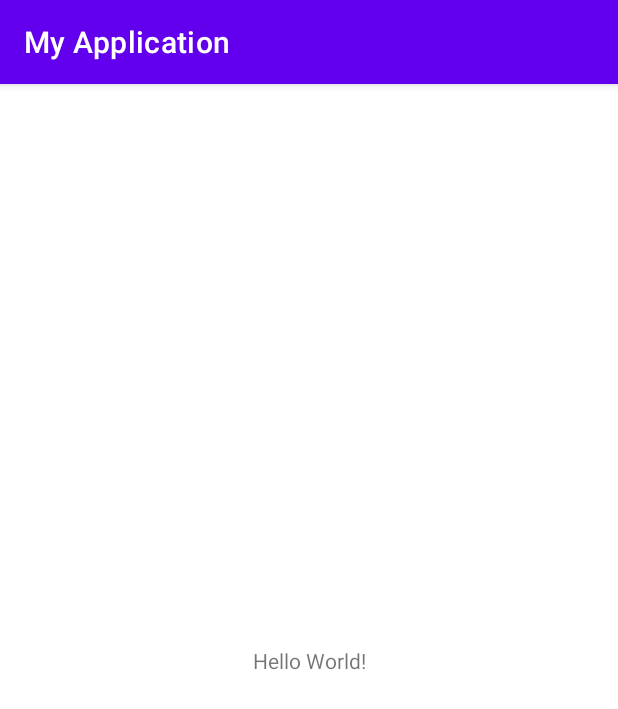
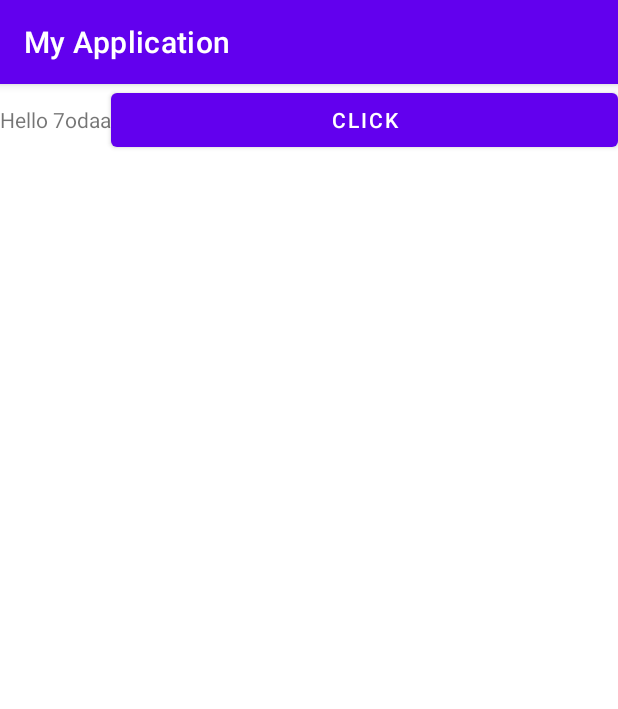
Before and after one commit to MOHAMEDMEDOHEMEDA/flash-list-app-, an Android app: the screen it shows after launch (MainActivity), on a phone screen of 412 x 824 dp. Shown: the top 709 px of the screen. Run offline under Robolectric (Android 15) with nearby library versions, the phone set to English and light mode, and no system bars.

Commit message:
new text + button

```diff
--- a/app/src/main/res/layout/activity_main.xml
+++ b/app/src/main/res/layout/activity_main.xml
@@ -1,5 +1,5 @@
 <?xml version="1.0" encoding="utf-8"?>
-<androidx.constraintlayout.widget.ConstraintLayout xmlns:android="http://schemas.android.com/apk/res/android"
+<LinearLayout xmlns:android="http://schemas.android.com/apk/res/android"
     xmlns:app="http://schemas.android.com/apk/res-auto"
     xmlns:tools="http://schemas.android.com/tools"
     android:layout_width="match_parent"
@@ -9,10 +9,13 @@
     <TextView
         android:layout_width="wrap_content"
         android:layout_height="wrap_content"
-        android:text="Hello World!"
-        app:layout_constraintBottom_toBottomOf="parent"
-        app:layout_constraintEnd_toEndOf="parent"
-        app:layout_constraintStart_toStartOf="parent"
-        app:layout_constraintTop_toTopOf="parent" />
+        android:text="Hello 7odaa" />
 
-</androidx.constraintlayout.widget.ConstraintLayout>
+    <Button
+        android:id="@+id/button"
+        android:layout_width="wrap_content"
+        android:layout_height="wrap_content"
+        android:layout_weight="1"
+        android:text="click" />
+
+</LinearLayout>
```
